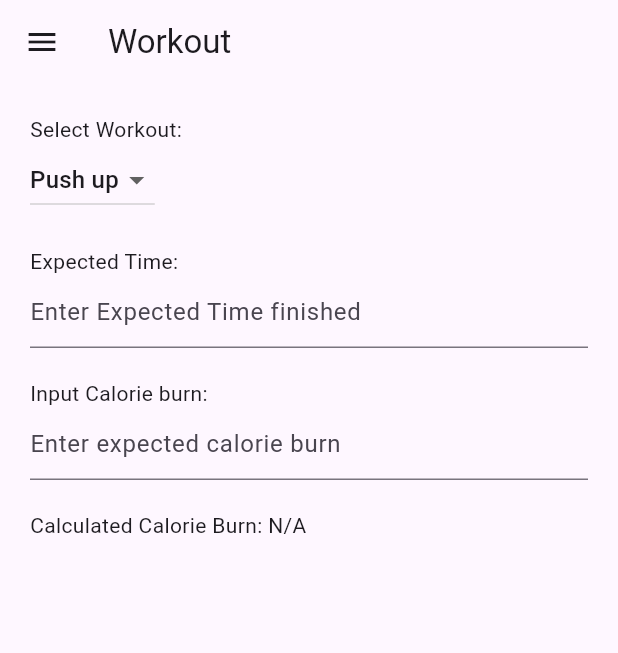
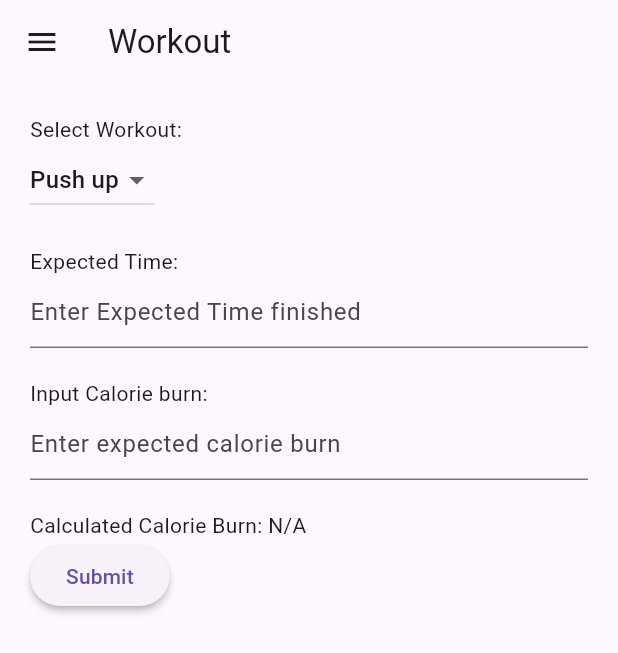
Before and after one commit to bananaNuggets75/personal-trainer-app, a Flutter app: the WorkoutPage screen opened by its route, on a phone screen of 412 x 824 dp. Shown: the top 653 px of the screen. Run offline on Flutter 3.47's test engine with Material 3 defaults, Android fonts, the phone set to English and light mode, and no system bars.

Commit message:
submit button for workout

```diff
--- a/personalTrainerApp/personal_trainer_app/lib/workout_page.dart
+++ b/personalTrainerApp/personal_trainer_app/lib/workout_page.dart
@@ -41,11 +41,8 @@
             Text('Select Workout:'),
             DropdownButton<String>(
               value: selectedWorkout,
-              items: <String>[
-                'Push up',
-                'Squat',
-                'Pull up'
-              ].map<DropdownMenuItem<String>>((String value) {
+              items: <String>['Push up', 'Squat', 'Pull up']
+                  .map<DropdownMenuItem<String>>((String value) {
                 return DropdownMenuItem<String>(
                   value: value,
                   child: Text(value),
@@ -90,6 +87,15 @@
             ),
             SizedBox(height: 20),
             Text('Calculated Calorie Burn: ${calorieBurn ?? "N/A"}'),
+            ElevatedButton(
+              onPressed: () {
+                // Handle the submit action
+              },
+              child: Text('Submit'),
+              style: ElevatedButton.styleFrom(
+                elevation: 2, // Adjust the elevation as needed
+              ),
+            )
           ],
         ),
       ),
```
